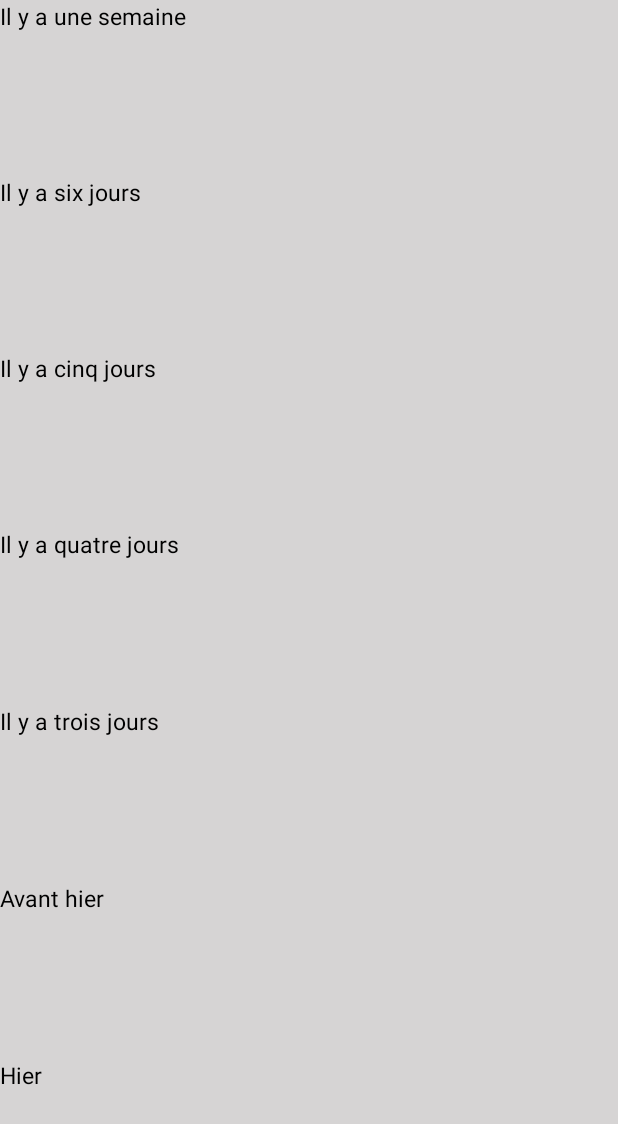
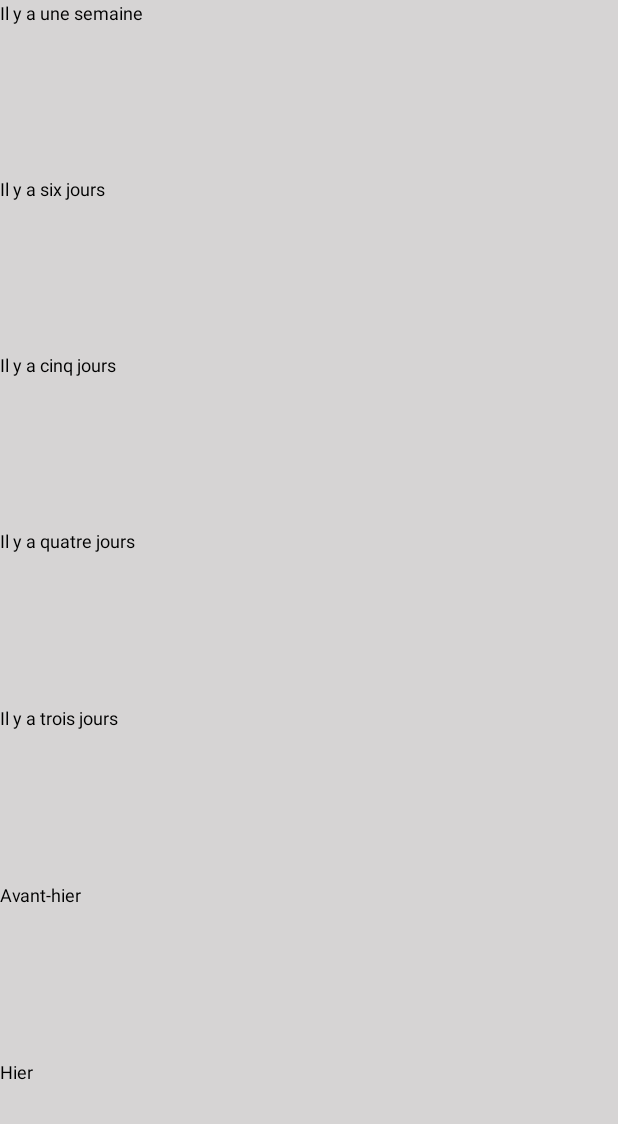
Before and after one commit to Eliza13210/moodtracker_oc, an Android app: the History screen opened directly, with no data from a screen before it, on a phone screen of 412 x 824 dp. Shown: the top 1124 px of the screen. Run offline under Robolectric (Android 15) with nearby library versions, the phone set to English and light mode, and no system bars; our stand-ins replace ButterKnife.

Commit message:
changed text size in history and added padding to the comment icon in history

```diff
--- a/app/src/main/java/com/oc/liza/moodtrackeroc/controler/History.java
+++ b/app/src/main/java/com/oc/liza/moodtrackeroc/controler/History.java
@@ -22,8 +22,6 @@ public class History extends AppCompatActivity {
     private Context ctx = this;
     private MoodListManager mMoodListManager = new MoodListManager(this);
 
-
-    // 1 - Adding @BindView in order to indicate to ButterKnife to get & serialise it
     @BindView(R.id.first)
     TextView tvOne;
     @BindView(R.id.second)
@@ -50,10 +48,13 @@ public class History extends AppCompatActivity {
         initHistory();
     }
 
+
     private void initHistory() {
         MoodWeek moodWeek = new MoodWeek(mMoodList, ctx);
         TextView[] textviewList = {tvOne, tvTwo, tvThree, tvFour, tvFive, tvSix, tvSeven};
         int j = -7;
+
+        // The matchDates method will be called upon for the 7 days of the last week in order to associate every day with a textview
         for (int i = 0; i < textviewList.length; i++) {
             moodWeek.matchDates(j, textviewList[i]);
             j++;
--- a/app/src/main/java/com/oc/liza/moodtrackeroc/controler/MainActivity.java
+++ b/app/src/main/java/com/oc/liza/moodtrackeroc/controler/MainActivity.java
@@ -103,6 +103,7 @@ public class MainActivity extends AppCompatActivity {
             public void onPageScrolled(int i, float v, int i1) {
             }
 
+            //when page has changed, save mood
             @Override
             public void onPageSelected(int i) {
                 createMood();
--- a/app/src/main/res/values-hdpi/dimen.xml
+++ b/app/src/main/res/values-hdpi/dimen.xml
@@ -1,4 +1,4 @@
 <?xml version="1.0" encoding="utf-8"?>
 <resources>
-    <dimen name="text_size">15sp</dimen>
+    <dimen name="text_size">12sp</dimen>
 </resources>
--- a/app/src/main/res/values-mdpi/dimen.xml
+++ b/app/src/main/res/values-mdpi/dimen.xml
@@ -1,4 +1,4 @@
 <?xml version="1.0" encoding="utf-8"?>
 <resources>
-    <dimen name="text_size">15sp</dimen>
+    <dimen name="text_size">12sp</dimen>
 </resources>
--- a/app/src/main/res/values-xhdpi/dimen.xml
+++ b/app/src/main/res/values-xhdpi/dimen.xml
@@ -1,4 +1,4 @@
 <?xml version="1.0" encoding="utf-8"?>
 <resources>
-    <dimen name="text_size">15sp</dimen>
+    <dimen name="text_size">12sp</dimen>
 </resources>
--- a/app/src/main/res/values/colors.xml
+++ b/app/src/main/res/values/colors.xml
@@ -14,8 +14,4 @@
     <color name="banana_yellow">#fff9ec4f</color>
 
 
-
-
-
-
 </resources>
--- a/app/src/main/res/values/strings.xml
+++ b/app/src/main/res/values/strings.xml
@@ -5,7 +5,7 @@
     <string name="five_days">Il y a cinq jours</string>
     <string name="four_days">Il y a quatre jours</string>
     <string name="three_days">Il y a trois jours</string>
-    <string name="two_days">Avant hier</string>
+    <string name="two_days">Avant-hier</string>
     <string name="yesterday">Hier</string>
     <string name="comment">Comment</string>
     <string name="share_mood">Share mood</string>
```
Also changed, not shown: app/src/main/java/com/oc/liza/moodtrackeroc/utils/MoodWeek.java (+14 -9 lines).
